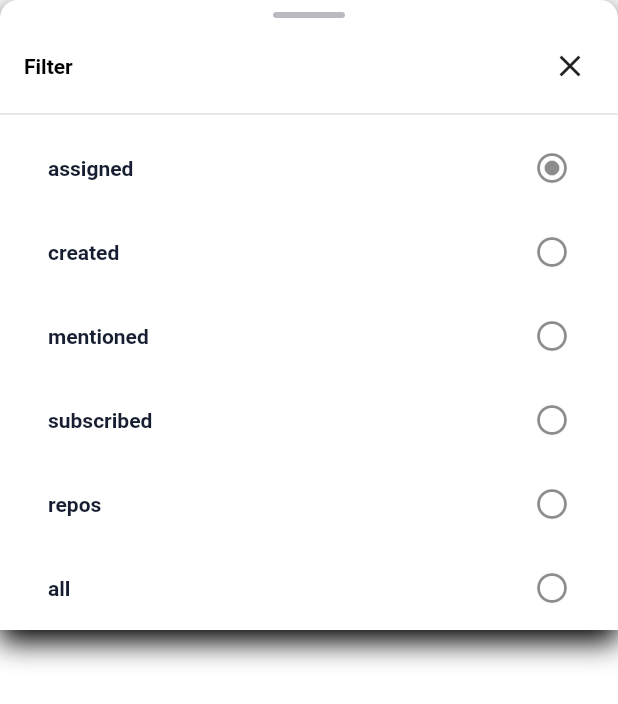
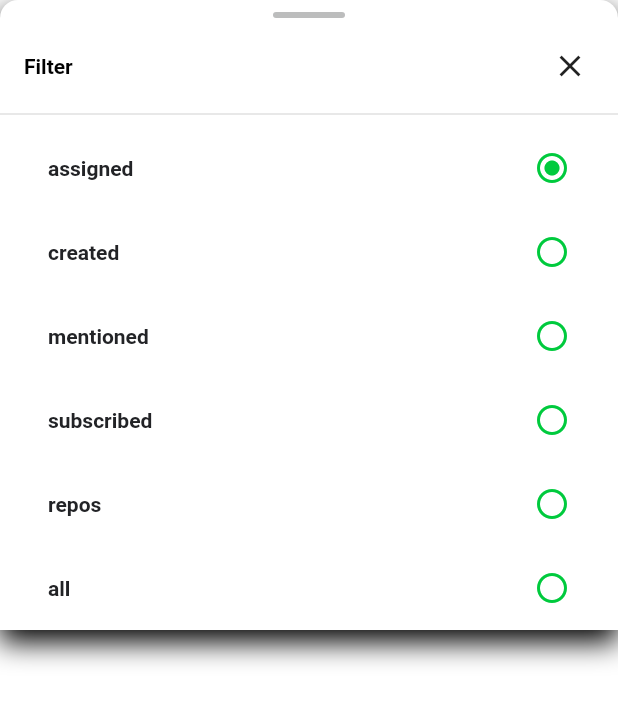
Before and after one commit to kazem-eng/Github-Flutter, a Flutter app: the IssueFilterView widget shown alone on an empty page, opened directly with empty values, on a phone screen of 412 x 824 dp. Shown: the top 704 px of the screen. Run offline on Flutter 3.47's test engine with Material 3 defaults, Android fonts, the light colour scheme and no system bars; our stand-ins replace flutter_svg, freezed_annotation, get_it, shimmer; network calls fail; project files that could hold a hidden picture were left out.

Commit message:
update some colors

```diff
--- a/lib/modules/views/issue_filter/issue_filter_view.dart
+++ b/lib/modules/views/issue_filter/issue_filter_view.dart
@@ -36,8 +36,14 @@ class IssueFilterView extends StatelessWidget {
                 ),
                 onTap: () => vm.onFilterChanged(filter),
                 trailing: data.selectedFilter == filter
-                    ? const Icon(Icons.radio_button_checked)
-                    : const Icon(Icons.radio_button_unchecked),
+                    ? Icon(
+                        Icons.radio_button_checked,
+                        color: color.status,
+                      )
+                    : Icon(
+                        Icons.radio_button_unchecked,
+                        color: color.status,
+                      ),
               );
             },
           ),
--- a/lib/modules/views/issue_sort/issue_sort_view.dart
+++ b/lib/modules/views/issue_sort/issue_sort_view.dart
@@ -20,7 +20,7 @@ class IssueSortView extends StatelessWidget {
   Widget build(BuildContext context) {
     final color = MMTheme.of(context).color;
     return BottomSheetWrapper(
-      header: const BottomSheetHeader.onlyTitle(title: 'Filter'),
+      header: const BottomSheetHeader.onlyTitle(title: 'Sort'),
       body: BaseView<IssueSortViewmodel>(
         initViewModel: (vm) => vm.initVM(props),
         builder: (context, vm, _) => vm.state.maybeWhen(
--- a/lib/modules/views/issues/_widgets/_issue_item.dart
+++ b/lib/modules/views/issues/_widgets/_issue_item.dart
@@ -26,6 +26,7 @@ class _IssueItem extends StatelessWidget {
           crossAxisAlignment: CrossAxisAlignment.start,
           mainAxisAlignment: MainAxisAlignment.center,
           children: [
+            MMText.title(issue.title),
             _IssueLabels(issue: issue),
             const SizedBox(height: 5),
             // subtitle
--- a/lib/modules/views/issues/_widgets/_issue_label.dart
+++ b/lib/modules/views/issues/_widgets/_issue_label.dart
@@ -12,9 +12,6 @@ class _IssueLabels extends StatelessWidget {
     final color = MMTheme.of(context).color;
     return Wrap(
       children: [
-        // title
-        MMText.title(issue.title),
-
         // labels
         if (issue.labels.isNotEmpty)
           ...issue.labels.map(
@@ -22,7 +19,7 @@ class _IssueLabels extends StatelessWidget {
               final bgColor = Color(int.parse('0xFF${label.color}'));
 
               return SizedBox(
-                height: kSpace5,
+                height: kSpace4,
                 child: FittedBox(
                   child: Padding(
                     padding: const EdgeInsets.only(right: kSpace1),
--- a/lib/ui_kit/styles/colors.dart
+++ b/lib/ui_kit/styles/colors.dart
@@ -1,12 +1,13 @@
 import 'package:flutter/material.dart';
 
 abstract class KColor {
-  static const blueDark = Color(0XFF171E31);
+  static const blueDark = Color(0XFF222326);
   static const blueLight = Color(0XFFE7F4F8);
   static const black = Color(0XFF000000);
   static const white = Color(0XFFFFFFFF);
-  static const lightGreen = Color(0XFFA5D6A7);
-  static const lightSemiLight = Color(0xFF90CAF9);
+  static const lightGrey = Color(0xFFDADADA);
+  static const darkGrey = Color(0xFF222326);
+  static const green = Color(0xFF00CA3D);
 }
 
 class ColorModel {
@@ -15,6 +16,7 @@ class ColorModel {
     required this.background,
     required this.secondary,
     required this.appbar,
+    required this.status,
     this.text = KColor.black,
   });
 
@@ -22,7 +24,8 @@ class ColorModel {
     primary: KColor.blueDark,
     background: KColor.white,
     secondary: KColor.blueLight,
-    appbar: KColor.lightGreen,
+    appbar: KColor.lightGrey,
+    status: KColor.green,
   );
 
   static const dark = ColorModel(
@@ -30,7 +33,8 @@ class ColorModel {
     background: KColor.blueDark,
     secondary: KColor.white,
     text: KColor.white,
-    appbar: KColor.lightSemiLight,
+    appbar: KColor.darkGrey,
+    status: KColor.green,
   );
 
   final Color primary;
@@ -38,4 +42,5 @@ class ColorModel {
   final Color secondary;
   final Color text;
   final Color appbar;
+  final Color status;
 }
```
Also changed, not shown: lib/modules/domain/entities/issue.dart (+9 -5 lines), lib/modules/views/issues/_widgets/_status_icon.dart (+9 -4 lines), lib/ui_kit/theme/theme_components_contracts.dart (+8 -2 lines).
